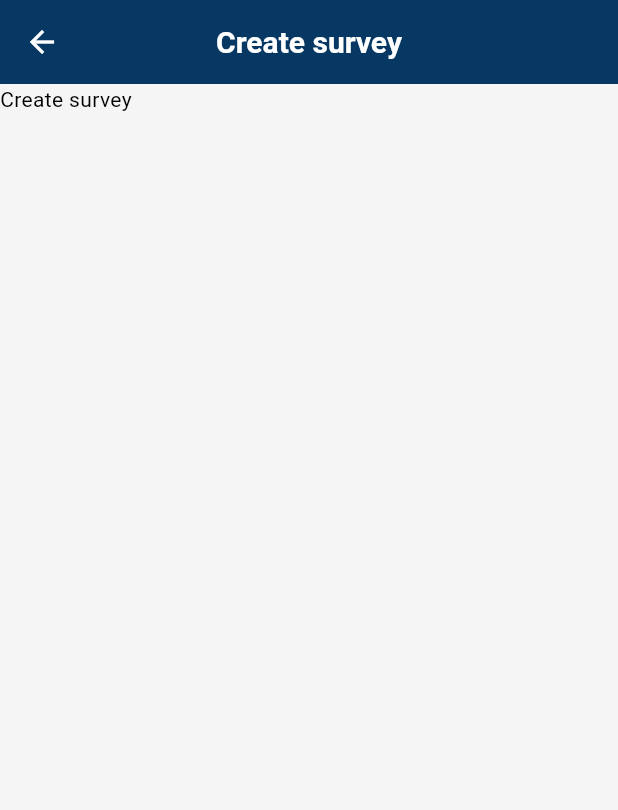
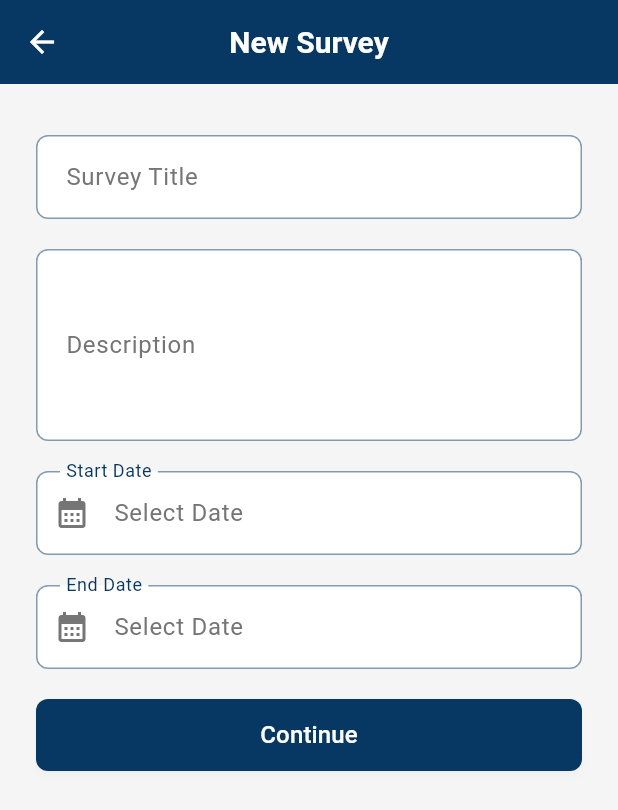
Before and after one commit to manuelcabrera1/surbased, a Flutter app: the SurveyCreatePage screen opened by its route, on a phone screen of 412 x 824 dp. Shown: the top 810 px of the screen. Run offline on Flutter 3.47's test engine with Material 3 defaults, Android fonts, the phone set to English and light mode, and no system bars; our stand-ins replace shared_preferences; accounts and stored records are empty.

Commit message:
feat: complete survey info widget

```diff
--- a/client/surbased/lib/src/auth/application/widgets/date_form_field_widget.dart
+++ b/client/surbased/lib/src/auth/application/widgets/date_form_field_widget.dart
@@ -9,10 +9,12 @@ class DateFormField extends FormField<DateTime> {
     String? Function(DateTime?)? validator,
     void Function(DateTime?)? onChanged,
     bool enabled = true,
+    bool required = true,
   }) : super(
           initialValue: initialDate,
           validator: validator ??
-              (value) => value == null ? 'This field is required' : null,
+              (value) =>
+                  value == null && required ? 'This field is required' : null,
           builder: (FormFieldState<DateTime> state) {
             final theme = Theme.of(state.context);
             return InkWell(
--- a/client/surbased/lib/src/config/app_routes.dart
+++ b/client/surbased/lib/src/config/app_routes.dart
@@ -2,6 +2,7 @@ import 'package:flutter/material.dart';
 import 'package:surbased/src/auth/application/pages/login_page.dart';
 import 'package:surbased/src/auth/application/pages/register_page.dart';
 import 'package:surbased/src/shared/application/home_page.dart';
+import 'package:surbased/src/survey/application/pages/survey_add_questions_page.dart';
 import 'package:surbased/src/survey/application/pages/survey_complete_page.dart';
 import 'package:surbased/src/survey/application/pages/survey_create_page.dart';
 import 'package:surbased/src/survey/application/pages/survey_detail_page.dart';
@@ -19,6 +20,7 @@ class AppRoutes {
   static const String surveyDetail = '/survey/detail';
   static const String surveyComplete = '/survey/complete';
   static const String surveyCreate = '/survey/create';
+  static const String surveyAddQuestions = '/survey/create/questions';
   static const String userEditInfo = '/user/edit/info';
   static const String userEditPassword = '/user/edit/password';
   static const String userNotifications = '/user/notifications';
@@ -39,6 +41,7 @@ class AppRoutes {
     userSecurity: (_) => const UserSecurityPage(),
     userTheme: (_) => const UserThemePage(),
     userAccessibility: (_) => const UserAccessibilityPage(),
+    surveyAddQuestions: (_) => const SurveyAddQuestionsPage(),
     //researcherHome: (_) => const ResearcherHomePage(),
     //adminHome: (_) => const AdminHomePage(),
   };
--- /dev/null
+++ b/client/surbased/lib/src/survey/application/pages/survey_add_questions_page.dart
@@ -0,0 +1,19 @@
+import 'package:flutter/material.dart';
+
+class SurveyAddQuestionsPage extends StatefulWidget {
+  const SurveyAddQuestionsPage({super.key});
+
+  @override
+  State<SurveyAddQuestionsPage> createState() => _SurveyAddQuestionsPageState();
+}
+
+class _SurveyAddQuestionsPageState extends State<SurveyAddQuestionsPage> {
+  @override
+  Widget build(BuildContext context) {
+    return Scaffold(
+      appBar: AppBar(
+        title: const Text('Add Questions'),
+      ),
+    );
+  }
+}
--- a/client/surbased/lib/src/survey/application/pages/survey_create_page.dart
+++ b/client/surbased/lib/src/survey/application/pages/survey_create_page.dart
@@ -1,24 +1,96 @@
 import 'package:flutter/material.dart';
+import 'package:surbased/src/auth/application/widgets/date_form_field_widget.dart';
+import 'package:surbased/src/config/app_routes.dart';
 
 class SurveyCreatePage extends StatefulWidget {
   const SurveyCreatePage({super.key});
 
   @override
-  State<SurveyCreatePage> createState() => _SurveyCreatePageState();
+  State<SurveyCreatePage> createState() => SurveyCreatePageState();
 }
 
-class _SurveyCreatePageState extends State<SurveyCreatePage> {
+class SurveyCreatePageState extends State<SurveyCreatePage> {
+  final _formKey = GlobalKey<FormState>();
+  final TextEditingController _titleController = TextEditingController();
+  final TextEditingController _descriptionController = TextEditingController();
+  DateTime? _startDate;
+  DateTime? _endDate;
+
+  String? _fieldValidator(String? value) {
+    if (value == null || value.isEmpty || value.trim().isEmpty) {
+      return 'This field is required';
+    }
+    return null;
+  }
+
   @override
   Widget build(BuildContext context) {
     final theme = Theme.of(context);
     return Scaffold(
       appBar: AppBar(
-          title: const Text("Create survey"),
-          leading: IconButton(
-            onPressed: () => Navigator.of(context).pop(),
-            icon: Icon(Icons.arrow_back, color: theme.colorScheme.onPrimary),
-          )),
-      body: const Text("Create survey"),
+        title: const Text('New Survey'),
+        leading: IconButton(
+          icon: const Icon(Icons.arrow_back),
+          onPressed: () => Navigator.pop(context),
+        ),
+      ),
+      body: SingleChildScrollView(
+        child: Padding(
+          padding: const EdgeInsets.all(24.0),
+          child: Form(
+            key: _formKey,
+            child: Column(
+              crossAxisAlignment: CrossAxisAlignment.stretch,
+              children: [
+                const SizedBox(height: 10),
+                TextFormField(
+                  keyboardType: TextInputType.text,
+                  controller: _titleController,
+                  decoration: const InputDecoration(
+                    labelText: 'Survey Title',
+                    border: OutlineInputBorder(),
+                  ),
+                  validator: _fieldValidator,
+                ),
+                const SizedBox(height: 20),
+                TextFormField(
+                  keyboardType: TextInputType.multiline,
+                  maxLines: 4,
+                  controller: _descriptionController,
+                  decoration: const InputDecoration(
+                    labelText: 'Description',
+                    border: OutlineInputBorder(),
+                  ),
+                ),
+                const SizedBox(height: 20),
+                DateFormField(
+                  labelText: 'Start Date',
+                  initialDate: _startDate,
+                  onChanged: (date) => setState(() => _startDate = date),
+                  required: false,
+                ),
+                const SizedBox(height: 20),
+                DateFormField(
+                  labelText: 'End Date',
+                  initialDate: _endDate,
+                  onChanged: (date) => setState(() => _endDate = date),
+                  required: false,
+                ),
+                const SizedBox(height: 20),
+                ElevatedButton(
+                  onPressed: () => _formKey.currentState?.validate() ?? false
+                      ? Navigator.pushNamed(
+                          context,
+                          AppRoutes.surveyAddQuestions,
+                        )
+                      : null,
+                  child: const Text('Continue'),
+                ),
+              ],
+            ),
+          ),
+        ),
+      ),
     );
   }
 }
```
